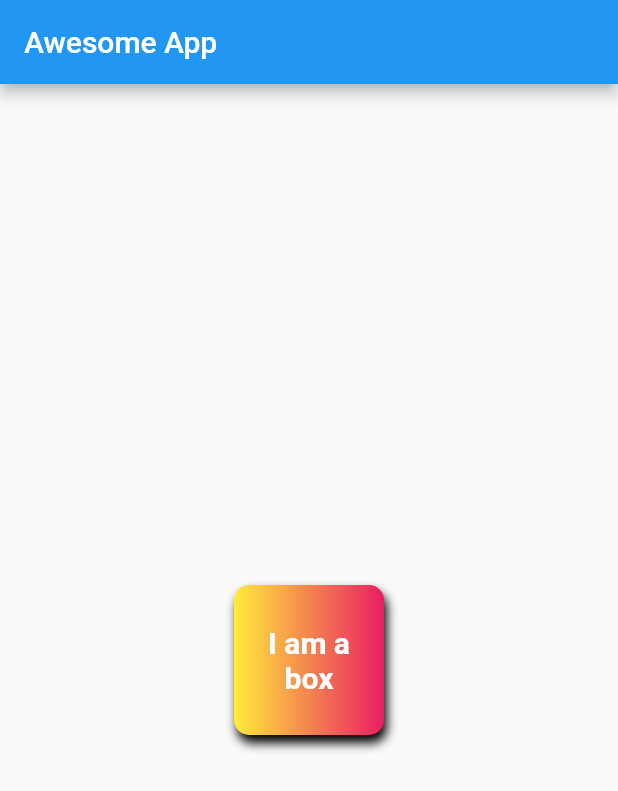
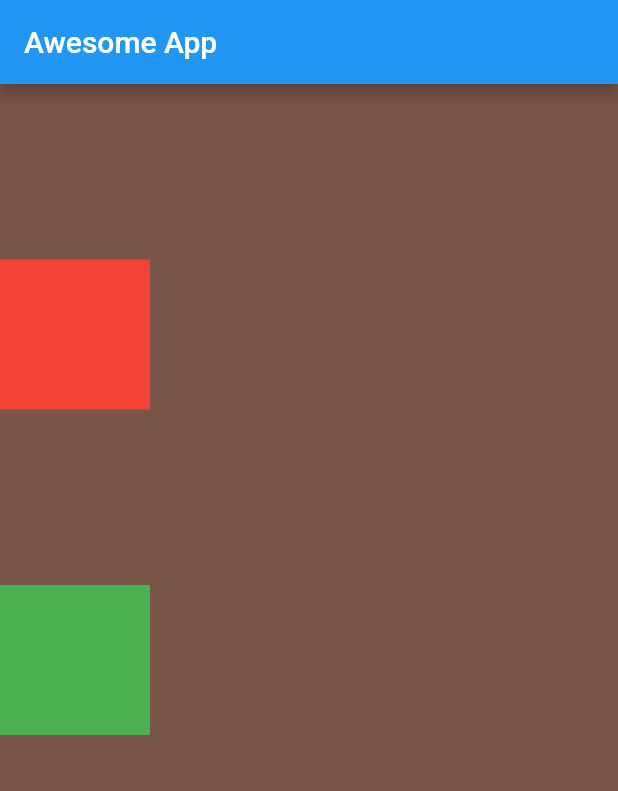
Before and after one commit to Raushan1123/Flutter-Tutorial, a Flutter app: the screen it shows after launch, on a phone screen of 412 x 824 dp. Shown: the top 791 px of the screen. Run offline on Flutter 3.47's test engine with Material 2 defaults, Android fonts, the phone set to English and light mode, and no system bars; our stand-ins replace bloc.

Commit message:
chapter 2 advanced

```diff
--- /dev/null
+++ b/lib/bloc/bloc_bloc.dart
@@ -0,0 +1,18 @@
+import 'dart:async';
+
+import 'package:bloc/bloc.dart';
+import 'package:meta/meta.dart';
+
+part 'bloc_event.dart';
+part 'bloc_state.dart';
+
+class BlocBloc extends Bloc<BlocEvent, BlocState> {
+  BlocBloc() : super(BlocInitial());
+
+  @override
+  Stream<BlocState> mapEventToState(
+    BlocEvent event,
+  ) async* {
+    // TODO: implement mapEventToState
+  }
+}
--- /dev/null
+++ b/lib/bloc/bloc_event.dart
@@ -0,0 +1,4 @@
+part of 'bloc_bloc.dart';
+
+@immutable
+abstract class BlocEvent {}
--- /dev/null
+++ b/lib/bloc/bloc_state.dart
@@ -0,0 +1,6 @@
+part of 'bloc_bloc.dart';
+
+@immutable
+abstract class BlocState {}
+
+class BlocInitial extends BlocState {}
--- a/lib/main.dart
+++ b/lib/main.dart
@@ -14,35 +14,34 @@ class HomePage extends StatelessWidget {
       appBar: AppBar(
         title: Text("Awesome App"),
       ),
-      body: Center(
-        child: Container(
-          padding: const EdgeInsets.all(8),
-          alignment: Alignment.center,
-          width: 100,
-          height: 100,
-          decoration: BoxDecoration(
-            borderRadius: BorderRadius.circular(10),
-            boxShadow: [
-              BoxShadow(
-                color: Colors.black,
-                blurRadius: 5,
-                offset: Offset(2.0,5.0)
-              )
-            ],
-            color: Colors.teal,
-            gradient: LinearGradient(
-              colors: [Colors.yellow, Colors.pink]
-            )
-          ),
-          child: Text(
-            "I am a box",
-            textAlign: TextAlign.center,
-            style: TextStyle(color: Colors.white,
-            fontWeight: FontWeight.bold,
-            fontSize: 20,
-          ),
-        ),
-      )
+      body: Container(
+        color: Colors.brown,
+        width: MediaQuery.of(context).size.width,
+        height: MediaQuery.of(context).size.height,
+        child: Column(
+        mainAxisAlignment: MainAxisAlignment.spaceEvenly,
+        crossAxisAlignment: CrossAxisAlignment.start,
+        children: <Widget>[
+          Container(
+            padding: const EdgeInsets.all(8),
+            width: 100,
+            height: 100,
+            color: Colors.red,
+            ),
+            Container(
+            padding: const EdgeInsets.all(8),
+            width: 100,
+            height: 100,
+            color: Colors.green,
+            ),
+            Container(
+            padding: const EdgeInsets.all(8),
+            width: 100,
+            height: 100,
+            color: Colors.brown,
+            ),
+        ],
+          )
       ));
   }
 }
```
